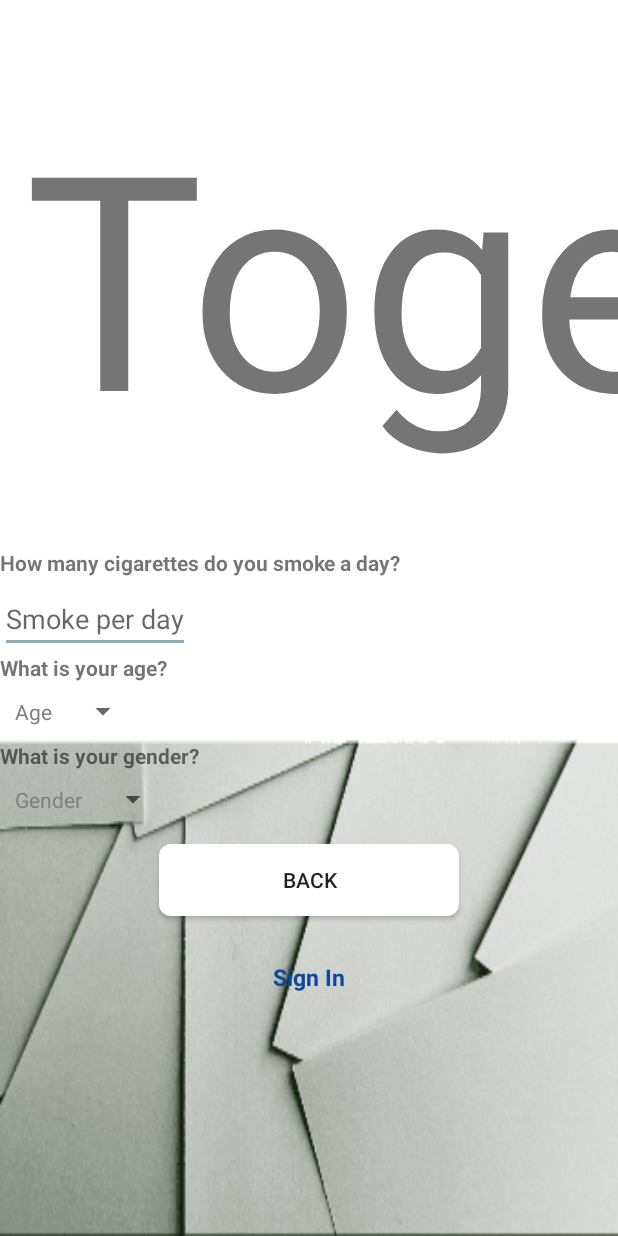
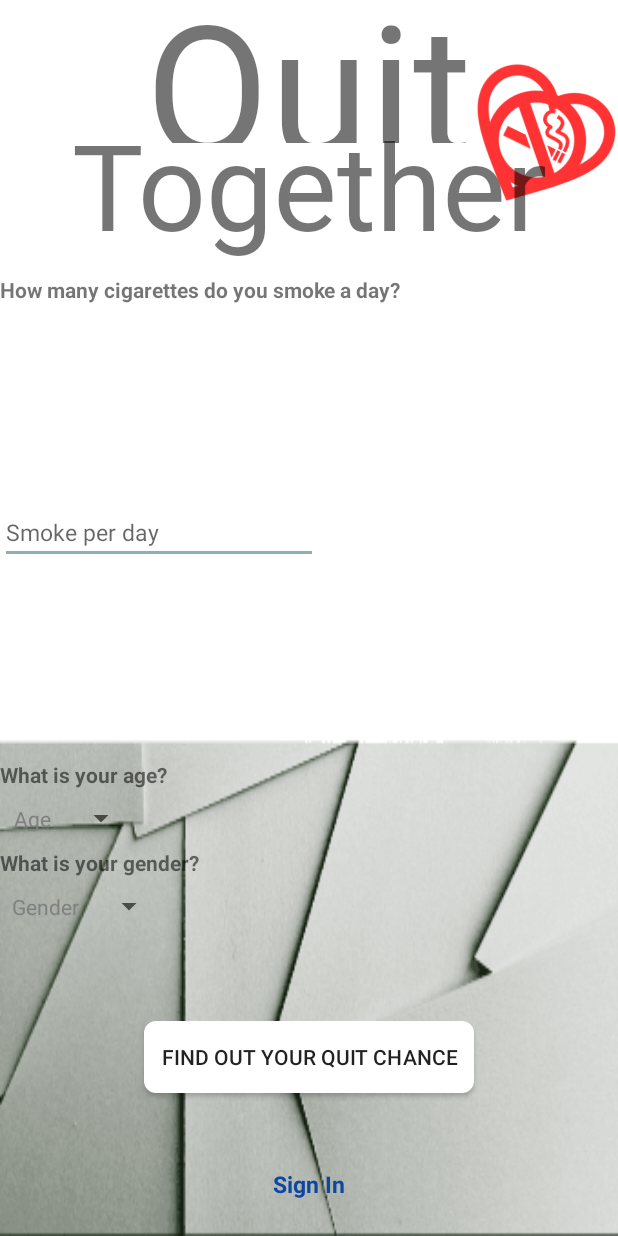
Before and after one commit to WilliamWangShuang/QuitSmoke, an Android app: the screen it shows after launch (SurveyActivity), on a phone screen of 412 x 824 dp. Run offline under Robolectric (Android 15) with nearby library versions, the phone set to English and light mode, and no system bars.

Commit message:
Login screen and landing page overhaul (Name + logo)
converted both pages into constraint layout to make more elaborate pattern, please check to see if the name + logo is misbehaving

```diff
--- a/QuitSmokeMobile/app/src/main/res/layout/gather_survey_info.xml
+++ b/QuitSmokeMobile/app/src/main/res/layout/gather_survey_info.xml
@@ -1,11 +1,25 @@
 <?xml version="1.0" encoding="utf-8"?>
-<LinearLayout xmlns:android="http://schemas.android.com/apk/res/android"
+<android.support.constraint.ConstraintLayout
+    xmlns:android="http://schemas.android.com/apk/res/android"
+    xmlns:app="http://schemas.android.com/apk/res-auto"
+    xmlns:tools="http://schemas.android.com/tools"
     android:layout_width="match_parent"
     android:layout_height="match_parent"
     android:layout_gravity="center"
     android:orientation="vertical"
     android:background="@drawable/bg_pic">
 
+
+    <ImageView
+        android:id="@+id/imageView2"
+        android:layout_width="100dp"
+        android:layout_height="0dp"
+        android:layout_marginBottom="8dp"
+        android:layout_marginTop="8dp"
+        app:layout_constraintBottom_toBottomOf="@+id/textView5"
+        app:layout_constraintEnd_toEndOf="parent"
+        app:layout_constraintTop_toTopOf="parent"
+        app:srcCompat="@drawable/angle_logo_red" />
 
 
     <TextView
@@ -16,86 +30,144 @@
         android:textStyle="bold"
         android:paddingLeft="10dp"/>
 
-    <TableLayout xmlns:android="http://schemas.android.com/apk/res/android"
-        android:layout_width="wrap_content"
-        android:layout_height="wrap_content"
-        android:stretchColumns="1">
-
-
-
-
-
-        <TableRow
-            android:gravity="center_horizontal"
-            android:paddingTop="10dp">
-
     <TextView
         android:id="@+id/lblAppName"
         android:layout_width="match_parent"
-                android:layout_height="match_parent"
+        android:layout_height="119dp"
         android:color="#FF2345"
         android:fontFamily="@font/nanum_brush_script"
         android:gravity="center"
-                android:paddingTop="20dp"
-                android:paddingBottom="50dp"
-                android:text="@string/quit_together"
-                android:textSize="300px" />
-        </TableRow>
-    </TableLayout>
+        android:text="@string/quit_together1"
+        android:textSize="120sp"
+        app:layout_constraintBottom_toTopOf="@+id/textView5"
+        app:layout_constraintEnd_toEndOf="parent"
+        app:layout_constraintStart_toStartOf="parent"
+        app:layout_constraintTop_toTopOf="parent" />
 
     <TextView
+        android:id="@+id/textView5"
+        android:layout_width="match_parent"
+        android:layout_height="106dp"
+        android:layout_gravity="top"
+        android:layout_marginBottom="30dp"
+        android:layout_marginTop="300dp"
+        android:color="#FF2345"
+        android:fontFamily="@font/nanum_brush_script"
+        android:gravity="center"
+        android:text="@string/quit_together2"
+        android:textSize="80sp"
+        app:layout_constraintBottom_toTopOf="@+id/lblAppName"
+        app:layout_constraintEnd_toEndOf="parent"
+        app:layout_constraintStart_toStartOf="parent"
+        app:layout_constraintTop_toTopOf="parent" />
+
+
+    <TextView
+        android:id="@+id/textView6"
         android:layout_width="match_parent"
         android:layout_height="wrap_content"
+        android:layout_marginTop="8dp"
+        android:text="@string/how_many_cigarettes_do_you_smoke_a_day"
         android:textStyle="bold"
-        android:text="@string/how_many_cigarettes_do_you_smoke_a_day" />
+        app:layout_constraintEnd_toEndOf="parent"
+        app:layout_constraintStart_toStartOf="parent"
+        app:layout_constraintTop_toBottomOf="@+id/textView5" />
+
     <EditText
         android:id="@+id/survey_smoke_per_day"
+        android:layout_width="0dp"
+        android:layout_height="wrap_content"
+        android:layout_marginEnd="200dp"
+        android:layout_marginRight="200dp"
+        android:hint="@string/smoke_per_day"
+        android:inputType="number"
+        android:textSize="15sp"
+        app:layout_constraintBottom_toTopOf="@+id/textView7"
+        app:layout_constraintEnd_toEndOf="parent"
+        app:layout_constraintStart_toStartOf="parent"
+        app:layout_constraintTop_toBottomOf="@+id/textView6" />
+
+    <TextView
+        android:id="@+id/textView7"
+        android:layout_width="match_parent"
+        android:layout_height="wrap_content"
+        android:text="@string/what_is_your_age"
+        android:textStyle="bold"
+        app:layout_constraintBottom_toTopOf="@+id/survey_age"
+        app:layout_constraintEnd_toEndOf="parent"
+        app:layout_constraintStart_toStartOf="parent" />
+
+    <Spinner
+        android:id="@+id/survey_age"
         android:layout_width="wrap_content"
         android:layout_height="wrap_content"
-        android:paddingTop="15dp"
-        android:inputType="number"
-        android:hint="@string/smoke_per_day" />
+        android:layout_marginEnd="336dp"
+        android:layout_marginRight="336dp"
+        android:dropDownWidth="70dp"
+        app:layout_constraintBottom_toTopOf="@+id/textView8"
+        app:layout_constraintEnd_toEndOf="parent"
+        app:layout_constraintHorizontal_bias="0.08"
+        app:layout_constraintStart_toStartOf="parent" />
 
     <TextView
+        android:id="@+id/textView8"
         android:layout_width="match_parent"
         android:layout_height="wrap_content"
+        android:text="What is your gender?"
         android:textStyle="bold"
-        android:text="@string/what_is_your_age" />
-    <Spinner
-        android:id="@+id/survey_age"
-        android:dropDownWidth="70dp"
-        android:layout_width="wrap_content"
-        android:layout_height="wrap_content" />
+        app:layout_constraintBottom_toTopOf="@+id/survey_gender"
+        app:layout_constraintEnd_toEndOf="parent"
+        app:layout_constraintStart_toStartOf="parent" />
 
-    <TextView
-        android:layout_width="match_parent"
-        android:layout_height="wrap_content"
-        android:textStyle="bold"
-        android:text="What is your gender?" />
     <Spinner
         android:id="@+id/survey_gender"
         android:layout_width="wrap_content"
-        android:layout_height="wrap_content" />
+        android:layout_height="wrap_content"
+        android:layout_marginBottom="200dp"
+        android:layout_marginEnd="336dp"
+        android:layout_marginRight="336dp"
+        app:layout_constraintBottom_toBottomOf="parent"
+        app:layout_constraintEnd_toEndOf="parent"
+        app:layout_constraintHorizontal_bias="0.08"
+        app:layout_constraintStart_toStartOf="parent" />
 
     <Button
         android:id="@+id/btn_servey_next"
-        android:layout_width="200dp"
+        android:layout_width="220dp"
         android:layout_height="wrap_content"
         android:layout_gravity="center_horizontal"
-        android:layout_marginTop="10dp"
+        android:layout_marginBottom="8dp"
+        android:layout_marginEnd="92dp"
+        android:layout_marginLeft="92dp"
+        android:layout_marginRight="92dp"
+        android:layout_marginStart="92dp"
+        android:layout_marginTop="53dp"
         android:background="@drawable/buttonforall"
-        android:text="@string/next" />
+        android:text="@string/survey_start_btn"
+        app:layout_constraintBottom_toTopOf="@+id/main_page_login"
+        app:layout_constraintEnd_toEndOf="parent"
+        app:layout_constraintStart_toStartOf="parent"
+        app:layout_constraintTop_toBottomOf="@+id/textView8" />
 
     <TextView
         android:id="@+id/main_page_login"
         android:layout_width="wrap_content"
         android:layout_height="wrap_content"
-        android:layout_gravity="center_horizontal"
-        android:layout_marginTop="30dp"
+        android:layout_gravity="center"
+        android:layout_marginBottom="24dp"
+        android:layout_marginEnd="100dp"
+        android:layout_marginLeft="100dp"
+        android:layout_marginRight="100dp"
+        android:layout_marginStart="100dp"
         android:clickable="true"
         android:text="@string/sign_in"
         android:textColor="#0D47A1"
+        android:textSize="15dp"
         android:textStyle="bold"
-        android:textSize="15dp" />
+        app:layout_constraintBottom_toBottomOf="parent"
+        app:layout_constraintEnd_toEndOf="parent"
+        app:layout_constraintStart_toStartOf="parent" />
 
-</LinearLayout>
+
+
+</android.support.constraint.ConstraintLayout>
--- a/QuitSmokeMobile/app/src/main/res/values/strings.xml
+++ b/QuitSmokeMobile/app/src/main/res/values/strings.xml
@@ -1,5 +1,5 @@
 <resources>
-    <string name="app_name">Quit Together</string>
+    <string name="app_name">Quit \n Together</string>
     <string name="navigation_drawer_open">Open navigation drawer</string>
     <string name="navigation_drawer_close">Close navigation drawer</string>
     <string name="nav_header_title">Quit Together</string>
@@ -7,7 +7,8 @@
     <string name="nav_header_desc">Navigation header</string>
     <string name="action_settings">Settings</string>
     <string name="launch_logo">launch_logo</string>
-    <string name="quit_together">Quit Together</string>
+    <string name="quit_together1">Quit</string>
+    <string name="quit_together2">Together</string>
     <string name="sign_in">Sign In</string>
     <string name="sign_up">Sign Up</string>
     <string name="register_name_empty_msg">Name cannot be empty.</string>
```
Also changed, not shown: QuitSmokeMobile/app/src/main/res/layout/app_bar_main.xml (+5 -5 lines), QuitSmokeMobile/app/src/main/res/layout/app_launcher.xml (+93 -51 lines), QuitSmokeMobile/app/src/main/res/drawable/angle_logo.png (added), QuitSmokeMobile/app/src/main/res/drawable/angle_logo_grey.png (added), QuitSmokeMobile/app/src/main/res/drawable/angle_logo_orange.png (added), QuitSmokeMobile/app/src/main/res/drawable/angle_logo_red.png (added). Lines whose indentation alone changed are shown as unchanged.
